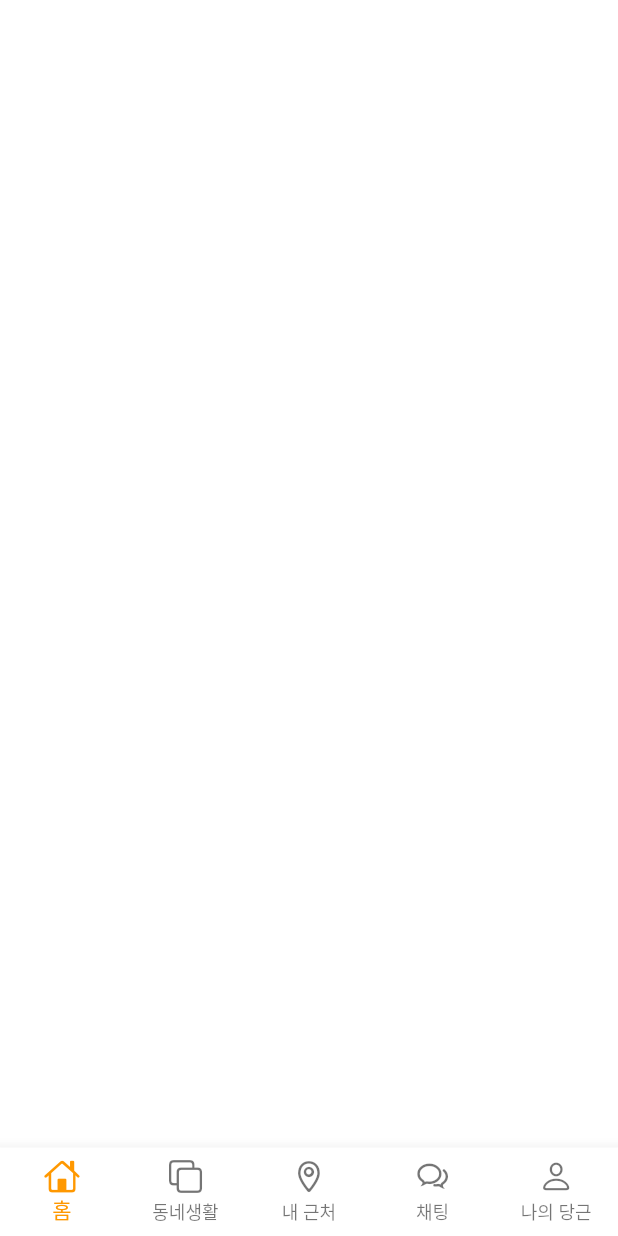
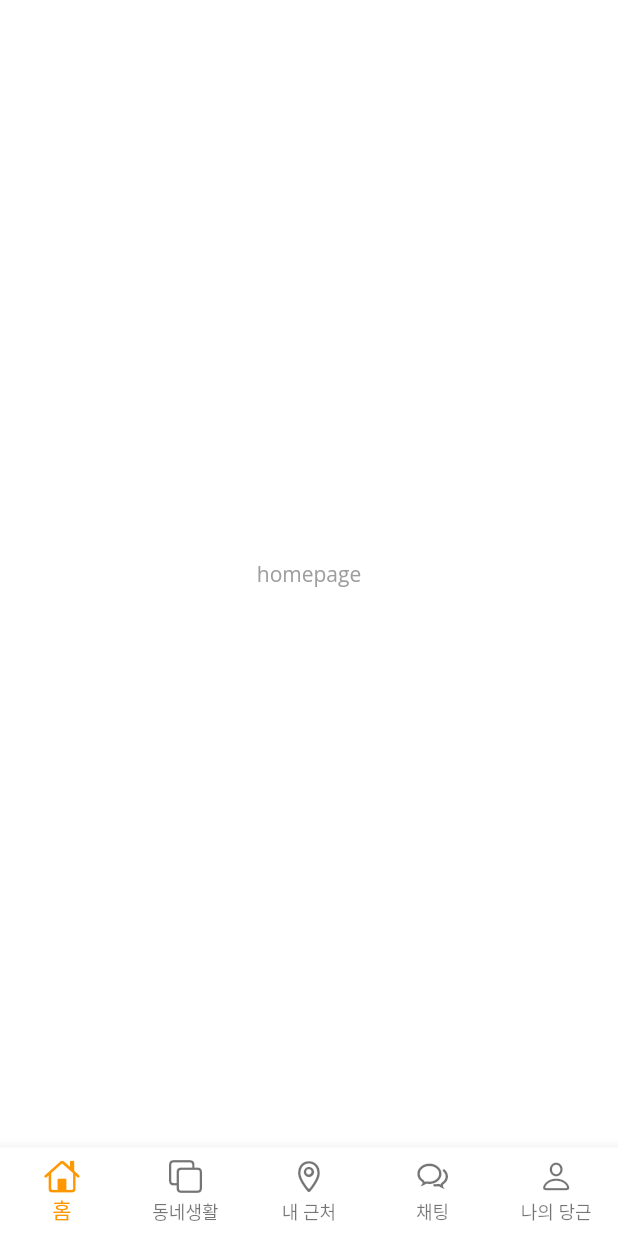
Before and after one commit to GodBongJune/flutter-carromarket, a Flutter app: the screen it shows after launch, on a phone screen of 412 x 824 dp. Run offline on Flutter 3.47's test engine with Material 2 defaults, Android fonts, the phone set to English and light mode, and no system bars; our stand-ins replace google_fonts.

Commit message:
page icon 완료

```diff
--- /dev/null
+++ b/lib/pages/home/home_page.dart
@@ -0,0 +1,12 @@
+import 'package:flutter/material.dart';
+
+class HomePage extends StatelessWidget {
+  const HomePage({super.key});
+
+  @override
+  Widget build(BuildContext context) {
+    return Center(
+      child: Text("homepage"),
+    );
+  }
+}
--- a/lib/pages/main_page.dart
+++ b/lib/pages/main_page.dart
@@ -1,5 +1,10 @@
 import 'package:flutter/cupertino.dart';
 import 'package:flutter/material.dart';
+import 'package:flutter_carrot/pages/chatting/chatting_page.dart';
+import 'package:flutter_carrot/pages/home/home_page.dart';
+import 'package:flutter_carrot/pages/my_carrot/my_carrot_page.dart';
+import 'package:flutter_carrot/pages/near_me/near_me_page.dart';
+import 'package:flutter_carrot/pages/neighborhood_life/neighborhood_life_page.dart';
 
 class MainPage extends StatefulWidget {
   @override
@@ -13,7 +18,13 @@ class _MainPageState extends State<MainPage> {
     return Scaffold(
       body: IndexedStack(
         index: _selectedIndex,
-        children: [],
+        children: [
+          HomePage(),
+          NeighborhoodLifePage(),
+          NearMePage(),
+          ChattingPage(),
+          MyCarrotPage(),
+        ],
       ),
       bottomNavigationBar: BottomNavigationBar(
         currentIndex: _selectedIndex,
```
Also changed, not shown: lib/pages/chatting/chatting_page.dart (added, +12 -0 lines), lib/pages/my_carrot/my_carrot_page.dart (added, +12 -0 lines), lib/pages/near_me/near_me_page.dart (added, +12 -0 lines), lib/pages/neighborhood_life/neighborhood_life_page.dart (added, +12 -0 lines).
